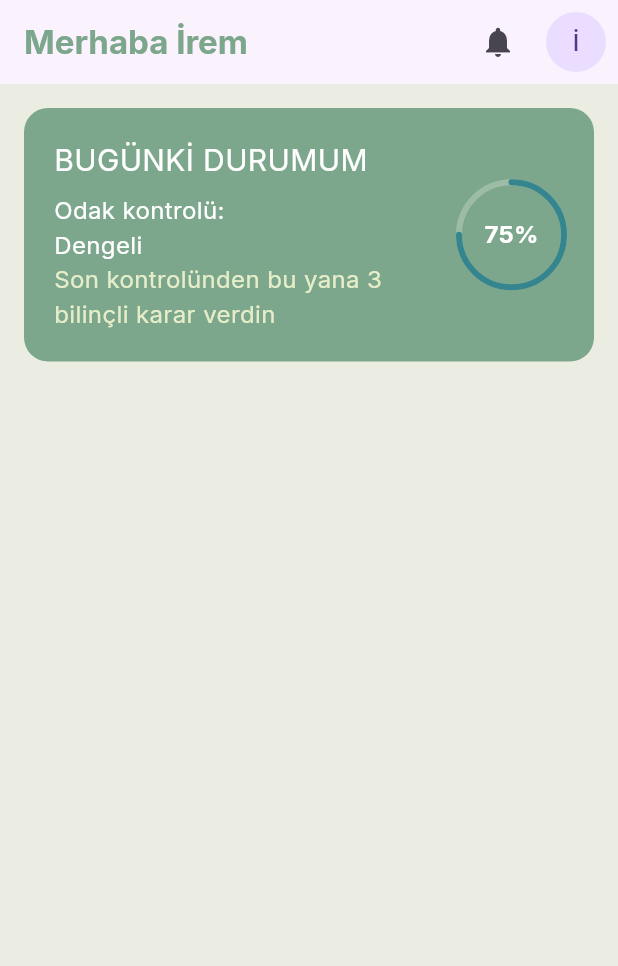
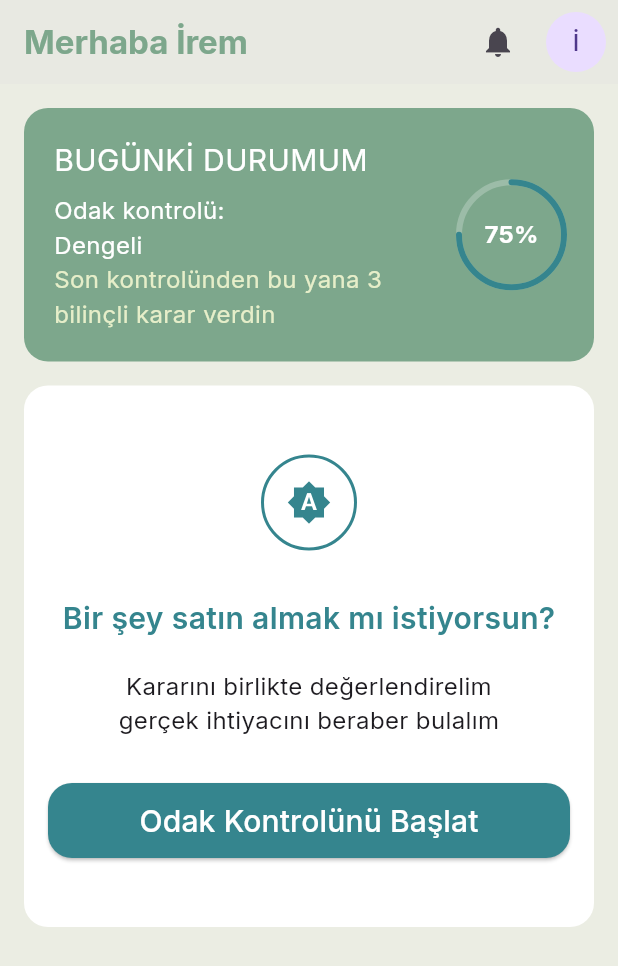
Before and after one commit to sceneup/bagimlilikla_mucadele, a Flutter app: the screen it shows after launch, on a phone screen of 412 x 824 dp. Shown: the top 966 px of the screen. Run offline on Flutter 3.47's test engine with Material 3 defaults, Android fonts, the phone set to English and light mode, and no system bars.

Commit message:
anasayfa yeni kart eklendi

```diff
--- a/lib/core/colors/app_colors.dart
+++ b/lib/core/colors/app_colors.dart
@@ -10,6 +10,8 @@ abstract final class AppColors {
   /// Hafif vurgu / Bilgilendirme kutuları
   static const secondaryContainer = Color(0xFFE6EEC9);
 
+  static const secondaryContainer2 = Color(0xFFEBEDE3);
+
   /// Vurgu rengi (Grafikler, AI kartları, özel butonlar)
   static const accent = Color(0xFF35858E);
 
--- a/lib/core/widgets/custom_app_bar.dart
+++ b/lib/core/widgets/custom_app_bar.dart
@@ -27,6 +27,7 @@ class CustomAppBar extends StatelessWidget
       centerTitle: centerTitle,
       leading: leading,
       actions: actions,
+      backgroundColor: AppColors.secondaryContainer2,
     );
   }
 
--- a/lib/features/anasayfa/views/anasayfa_view.dart
+++ b/lib/features/anasayfa/views/anasayfa_view.dart
@@ -1,4 +1,5 @@
 import 'package:bagimlilik/core/widgets/custom_app_bar.dart';
+import 'package:bagimlilik/features/anasayfa/widgets/alisveris_durtu_kontrol.dart';
 import 'package:bagimlilik/features/anasayfa/widgets/appbar_actions.dart';
 import 'package:bagimlilik/features/anasayfa/widgets/gunluk_durum_kart.dart';
 import 'package:flutter/material.dart';
@@ -24,7 +25,8 @@ class AnasayfaView extends StatelessWidget {
             children: [
               SizedBox(height: 16,),
               DailyStatusCard(),
-              SizedBox(height: 8,),
+              SizedBox(height: 16,),
+              KontrolKart(),
             ],
           ),
         ),
--- /dev/null
+++ b/lib/features/anasayfa/widgets/alisveris_durtu_kontrol.dart
@@ -0,0 +1,66 @@
+import 'package:bagimlilik/core/colors/app_colors.dart';
+import 'package:flutter/material.dart';
+
+class KontrolKart extends StatelessWidget {
+  const KontrolKart({super.key});
+
+  @override
+  Widget build(BuildContext context) {
+    return Container(
+      padding: const EdgeInsets.all(16),
+      decoration: BoxDecoration(
+        color: Colors.white,
+        borderRadius: BorderRadius.circular(16),
+      ),
+      child: Column(
+        mainAxisSize: MainAxisSize.min,
+        children: [
+          const SizedBox(height: 30,),
+          Container(
+            alignment: Alignment.center,
+            width: 64,
+            height: 64,
+            decoration: BoxDecoration(
+              shape: BoxShape.circle,
+              border: Border.all(
+                color: AppColors.accent, // Set your border color here
+                width: 2.0,         // Set the thickness
+              ),
+            ),
+            child: const Icon(Icons.brightness_auto,color: AppColors.accent,size: 30,),
+          ),
+          const SizedBox(height: 30,),
+          const Text(
+            "Bir şey satın almak mı istiyorsun?",
+            style: TextStyle(color: AppColors.accent,fontSize: 20,fontWeight: FontWeight.w600),
+          ),
+          const SizedBox(height: 20,),
+          const Text(
+            "Kararını birlikte değerlendirelim\n"
+                "gerçek ihtiyacını beraber bulalım",
+            style: TextStyle(fontSize: 16),
+            textAlign: TextAlign.center,
+          ),
+          const SizedBox(height: 30,),
+          SizedBox(
+            width: double.infinity,
+            height: 50,
+            child: ElevatedButton(
+                onPressed: (){},
+                child: const Text("Odak Kontrolünü Başlat",style: TextStyle(fontSize: 20),),
+              style:ElevatedButton.styleFrom(
+                backgroundColor: AppColors.accent,
+                foregroundColor: Colors.white,
+                shape: RoundedRectangleBorder(
+                  borderRadius: BorderRadius.circular(16),
+                ),
+              ),
+
+            ),
+          ),
+          const SizedBox(height: 30,),
+        ],
+      ),
+    );
+  }
+}
```
